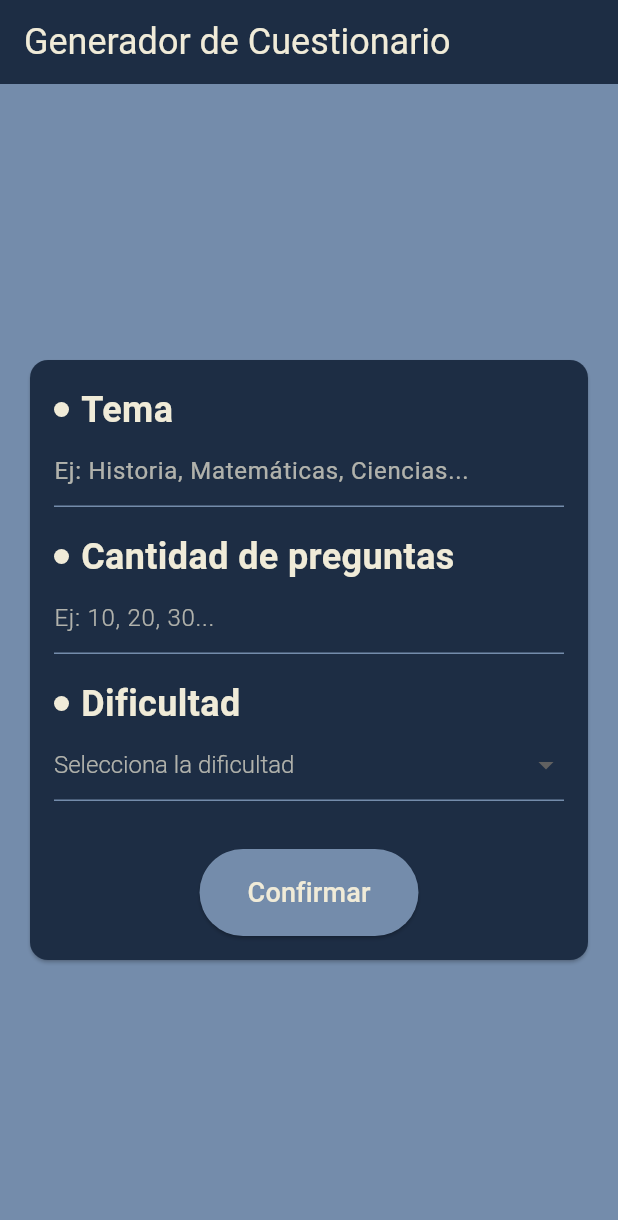
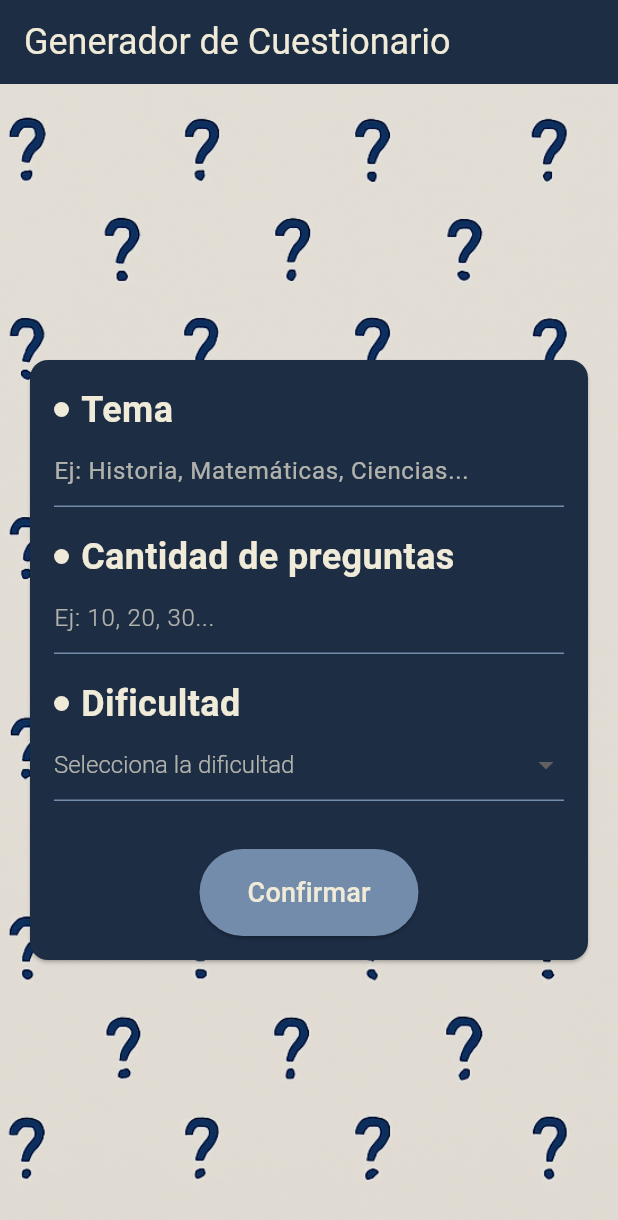
Before and after one commit to AngelTorrezzz/quiz_generator, a Flutter app: the screen it shows after launch, on a phone screen of 412 x 824 dp. Shown: the top 1220 px of the screen. Run offline on Flutter 3.47's test engine with Material 3 defaults, Android fonts, the phone set to English and light mode, and no system bars.

Commit message:
added wallpaper

```diff
--- a/lib/screens/form_generator.dart
+++ b/lib/screens/form_generator.dart
@@ -15,7 +15,6 @@ class _FormGeneratorState extends State<FormGenerator> {
   @override
   Widget build(BuildContext context) {
     return Scaffold(
-      backgroundColor: Theme.of(context).colorScheme.tertiary,
       appBar: AppBar(
         title: Text(
           widget.title,
@@ -25,7 +24,18 @@ class _FormGeneratorState extends State<FormGenerator> {
           ),
         ),
       ),
-      body: Center(
+      body: Container(
+        decoration: BoxDecoration(
+          image: DecorationImage(
+            image: AssetImage('assets/images/fondo4.png'),
+            fit: BoxFit.cover,
+            colorFilter: ColorFilter.mode(
+              Colors.black.withOpacity(0.1),
+              BlendMode.darken,
+            ),
+          ),
+        ),
+        child: Center(
           child: SingleChildScrollView(
             child: Card(
               color: Theme.of(context).colorScheme.primary,
@@ -203,6 +213,7 @@ class _FormGeneratorState extends State<FormGenerator> {
             ),
           ),
         ),
+      ),
     );
   }
 }
--- a/lib/screens/form_questions.dart
+++ b/lib/screens/form_questions.dart
@@ -25,7 +25,7 @@ class FormQuestions extends StatelessWidget {
         ),
       ),
       body: Container(
-        color: color.tertiary,
+        color: color.secondary,
         child: ListView.builder(
           padding: const EdgeInsets.all(16.0),
           itemCount: preguntas.length,
--- a/pubspec.yaml
+++ b/pubspec.yaml
@@ -58,7 +58,8 @@ flutter:
   uses-material-design: true
 
   # To add assets to your application, add an assets section, like this:
-  # assets:
+  assets:
+    - assets/images/
   #   - images/a_dot_burr.jpeg
   #   - images/a_dot_ham.jpeg
 
```
Also changed, not shown: assets/images/fondo1.png (added), assets/images/fondo2.png (added), assets/images/fondo3.png (added), assets/images/fondo4.png (added). Lines whose indentation alone changed are shown as unchanged.
